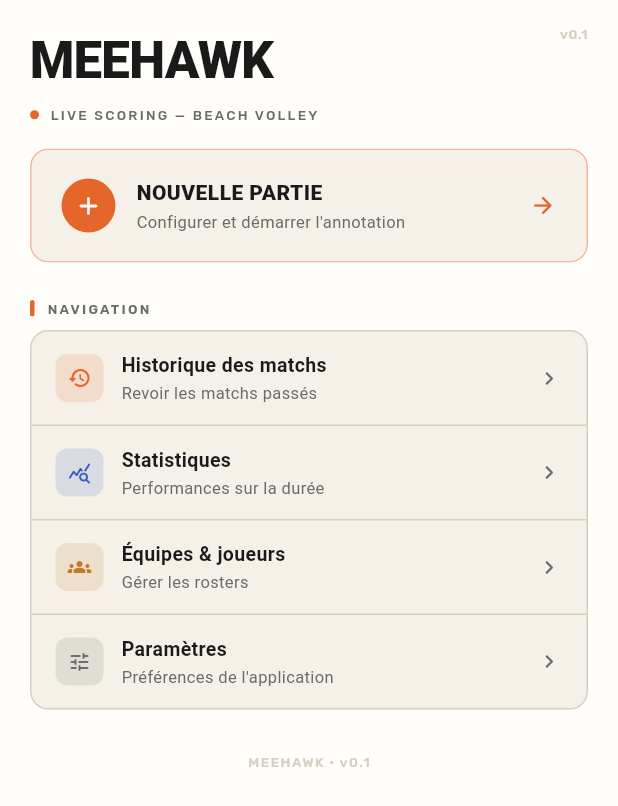
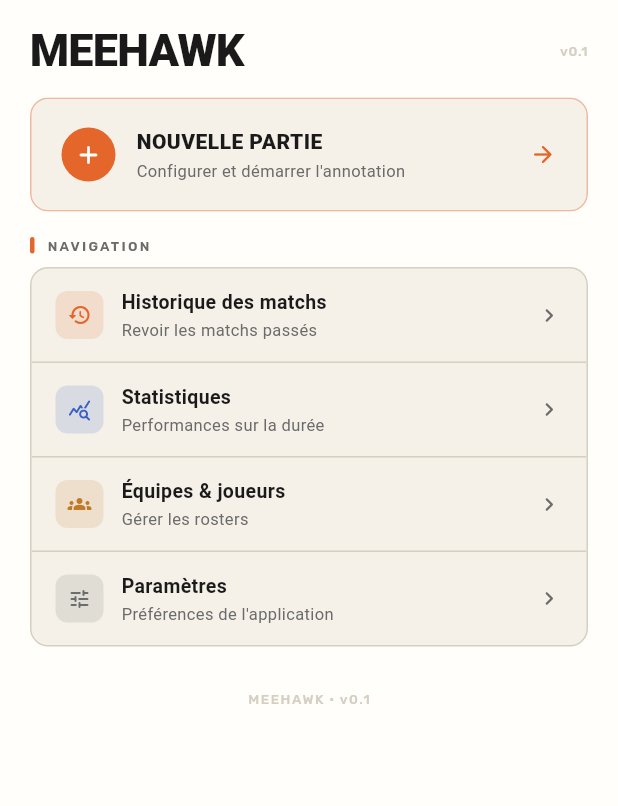
Before and after one commit to Youghz/MeeHawk, a Flutter app: the screen it shows after launch, on a phone screen of 412 x 824 dp. Shown: the top 806 px of the screen. Run offline on Flutter 3.47's test engine with Material 3 defaults, Android fonts, the phone set to English and light mode, and no system bars; our stand-ins replace flutter_riverpod, google_fonts, shared_preferences.

Commit message:
Fix black screen: replace CrossAxisAlignment.stretch Row in OngoingCard
Row with crossAxisAlignment.stretch inside an unbounded ListView
causes BoxConstraints to force infinite height, which propagates
up to RenderView.performLayout and prevents any frame from rendering.
Fixed by using a BoxDecoration left border instead of a stretched
child Container for the accent bar.

```diff
--- a/app/lib/features/home/home_screen.dart
+++ b/app/lib/features/home/home_screen.dart
@@ -29,14 +29,11 @@ class HomeScreen extends ConsumerWidget {
     return Scaffold(
       backgroundColor: MH.paper,
       body: SafeArea(
-        child: Center(
-          child: ConstrainedBox(
-            constraints: const BoxConstraints(maxWidth: 480),
         child: ListView(
-              padding: const EdgeInsets.fromLTRB(20, 16, 20, 32),
+              padding: const EdgeInsets.fromLTRB(20, 12, 20, 24),
               children: [
                 const _Header(),
-                const SizedBox(height: 16),
+                const SizedBox(height: 10),
                 _PrimaryCta(
                   onTap: () => Navigator.of(context).push(
                     MaterialPageRoute<void>(
@@ -56,7 +53,7 @@ class HomeScreen extends ConsumerWidget {
                     const SizedBox(height: 8),
                   ],
                 ],
-                const SizedBox(height: 24),
+                const SizedBox(height: 16),
                 const _SectionLabel(label: 'NAVIGATION'),
                 const SizedBox(height: 8),
                 _NavCard(
@@ -97,8 +94,6 @@ class HomeScreen extends ConsumerWidget {
               ],
         ),
       ),
-        ),
-      ),
     );
   }
 }
@@ -110,44 +105,16 @@ class _Header extends StatelessWidget {
 
   @override
   Widget build(BuildContext context) => Row(
-        crossAxisAlignment: CrossAxisAlignment.start,
-        children: [
-          Expanded(
-            child: Column(
-              crossAxisAlignment: CrossAxisAlignment.start,
         children: [
           Text(
             'MEEHAWK',
             style: MH.sans(
-                    size: 34,
+              size: 30,
               weight: FontWeight.w800,
               letterSpacing: -0.5,
             ),
           ),
-                const SizedBox(height: 5),
-                Row(
-                  children: [
-                    Container(
-                      width: 6,
-                      height: 6,
-                      decoration: const BoxDecoration(
-                        color: MH.ball,
-                        shape: BoxShape.circle,
-                      ),
-                    ),
-                    const SizedBox(width: 7),
-                    Text(
-                      'LIVE SCORING — BEACH VOLLEY',
-                      style: MH.mono(
-                        size: 9,
-                        letterSpacing: 1.5,
-                      ),
-                    ),
-                  ],
-                ),
-              ],
-            ),
-          ),
+          const Spacer(),
           Text(
             'v0.1',
             style: MH.mono(
@@ -231,11 +198,10 @@ class _OngoingCard extends ConsumerWidget {
         onTap: () => _resume(context, ref),
         splashColor: MH.ball.withValues(alpha: 0.10),
         highlightColor: MH.ball.withValues(alpha: 0.06),
-        child: Row(
-          crossAxisAlignment: CrossAxisAlignment.stretch,
-          children: [
-            Container(width: 4, color: MH.ball),
-            Expanded(
+        child: Container(
+          decoration: const BoxDecoration(
+            border: Border(left: BorderSide(color: MH.ball, width: 4)),
+          ),
           child: Padding(
             padding: const EdgeInsets.fromLTRB(14, 12, 8, 12),
             child: Row(
@@ -286,8 +252,6 @@ class _OngoingCard extends ConsumerWidget {
               ],
             ),
           ),
-            ),
-          ],
         ),
       ),
     );
```
Lines whose indentation alone changed are shown as unchanged.
